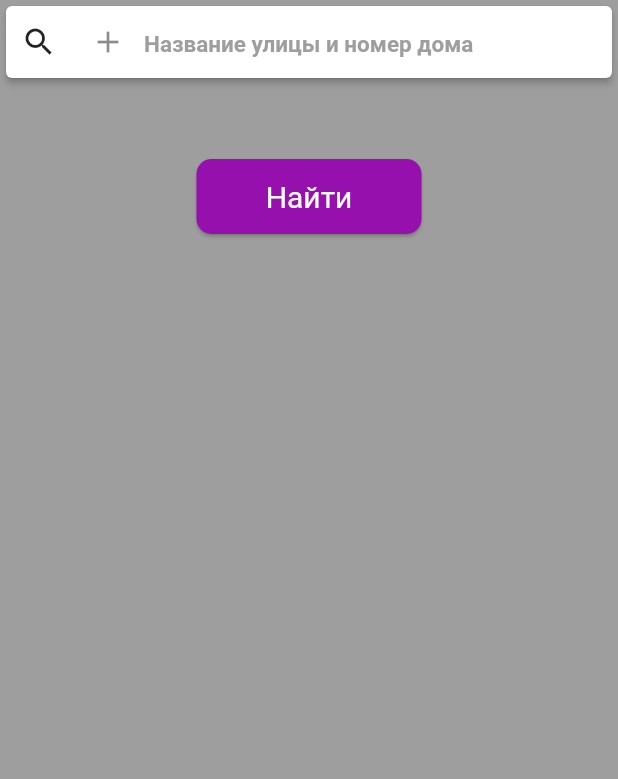
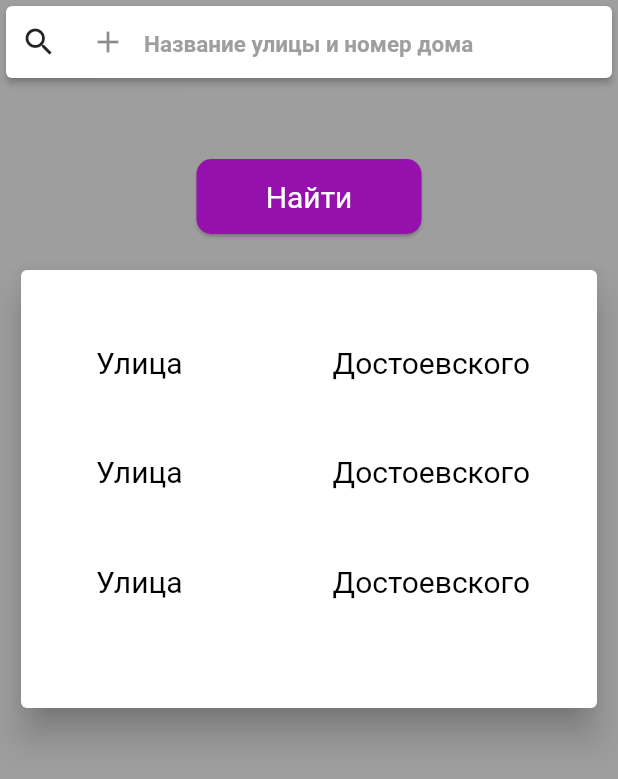
Before and after one commit to pen-dev/steria-ui, a Flutter app: the screen it shows after launch, after a tap on "Найти", on a phone screen of 412 x 824 dp. Shown: the top 779 px of the screen. Run offline on Flutter 3.47's test engine with Material 2 defaults, Android fonts, the phone set to English and light mode, and no system bars.

Commit message:
новый UI

```diff
--- a/lib/searchPage.dart
+++ b/lib/searchPage.dart
@@ -41,6 +41,7 @@ class _SearchGeneralPageState extends State<SearchGeneralPage>
                 ),
                 Expanded(
                   child: TextField(
+                    controller: controller,
                     style: TextStyle(fontSize: 20, color: Colors.black),
                     onChanged: (String value) {
                       print('Text: $value');
@@ -53,7 +54,8 @@ class _SearchGeneralPageState extends State<SearchGeneralPage>
                         hintText: "Название улицы и номер дома",
                         focusColor: Colors.blue,
                         focusedBorder: OutlineInputBorder(
-                      borderSide: BorderSide(color: Colors.blue, width: 3.00)
+                            borderSide: BorderSide(color: Colors.blue,
+                                width: 3.00)
                         ),
                         prefixIcon: Padding(
                           padding: EdgeInsets.only(left: 10.0, right: 10.0),
@@ -77,7 +79,9 @@ class _SearchGeneralPageState extends State<SearchGeneralPage>
 //      shape: const StadiumBorder(),
           child: InkWell(
               onTap: () {
-                func();
+                setState(() {
+                  _address = _searchController.text;
+                });
               },
               splashColor: Color.fromRGBO(160, 16, 172, 100),
               child: Ink(
@@ -97,9 +101,9 @@ class _SearchGeneralPageState extends State<SearchGeneralPage>
           )
       );
     }
-    void _searchHouse(){
+    void _searchHouse() {
       _address = _searchController.text;
-      _searchController.clear();
+//      _searchController.clear();
       print('Text: $_address');
     }
 
@@ -113,7 +117,8 @@ class _SearchGeneralPageState extends State<SearchGeneralPage>
                 ),
                 SizedBox(height: 30,),
                 Padding(
-                  padding: EdgeInsets.only(bottom: 20.0, left: 10.0, right: 10.0),
+                  padding: EdgeInsets.only(
+                      bottom: 20.0, left: 10.0, right: 10.0),
                   child: _buttonDoSearch(_searchHouse),
                 ),
               ]
@@ -121,14 +126,84 @@ class _SearchGeneralPageState extends State<SearchGeneralPage>
       );
     }
 
+    Widget _resultText() {
+      print('address: $_address');
+      return Padding(
+        padding: EdgeInsets.only(bottom: 10.9),
+        child: Text(
+          _address,
+          textAlign: TextAlign.center,
+          style: TextStyle(
+              color: Colors.white,
+              fontWeight: FontWeight.normal,
+              fontSize: 20.0),
+        ),
+      );
+    }
 
+    Widget _textTitleHouseInfo(String txt){
+      return Text(
+        txt,
+        textAlign: TextAlign.center,
+        style: TextStyle(
+            color: Colors.black,
+            fontWeight: FontWeight.normal,
+            fontSize: 20.0),
+      );
+    }
 
+    Widget _rowInfo(String title, String val){
+      return Padding(
+        padding: EdgeInsets.only(bottom: 50.0),
+        child: Row(
+          children: <Widget>[
+            _textTitleHouseInfo(title),
+            SizedBox(
+              width: 100,
+            ),
+            _textTitleHouseInfo(val),
+          ],
+        )
+      );
+    }
+
+    Widget _houseInfoBlock(){
+      return Container(
+        height: 300.0,
+        child: Padding(
+          padding: EdgeInsets.only(right: 10.0, left: 10.0),
+          child: Center(
+            child: Card(
+              elevation: 10.0,
+             child: Padding(
+               padding: EdgeInsets.symmetric(horizontal: 50.0),
+               child: Column(
+                   children: <Widget>[
+                     SizedBox(height: 50.0),
+                     _rowInfo('Улица', 'Достоевского'),
+                     _rowInfo('Улица', 'Достоевского'),
+                     _rowInfo('Улица', 'Достоевского'),
+                   ]
+               ),
+             ),
+            ),
+          ),
+        )
+      );
+    }
+
+    if (_address == null) {
+      _address = 'test';
+    }
     return Scaffold(
         backgroundColor: Theme
             .of(context)
             .primaryColor,
         body: Column(children: <Widget>[
-          _searchBlock((){print('debug');}),
+          _searchBlock(() {
+            print('debug');
+          }),
+          _houseInfoBlock(),
         ]));
   }
 }
```
Lines whose indentation alone changed are shown as unchanged.
